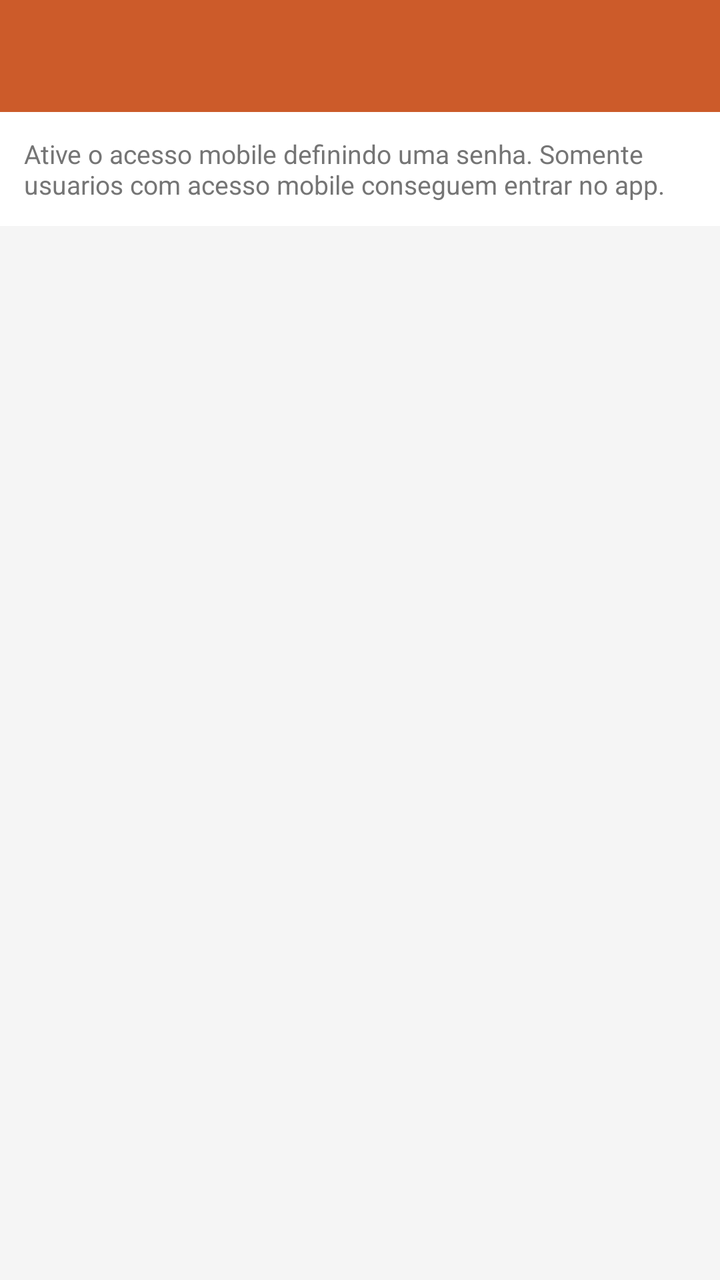
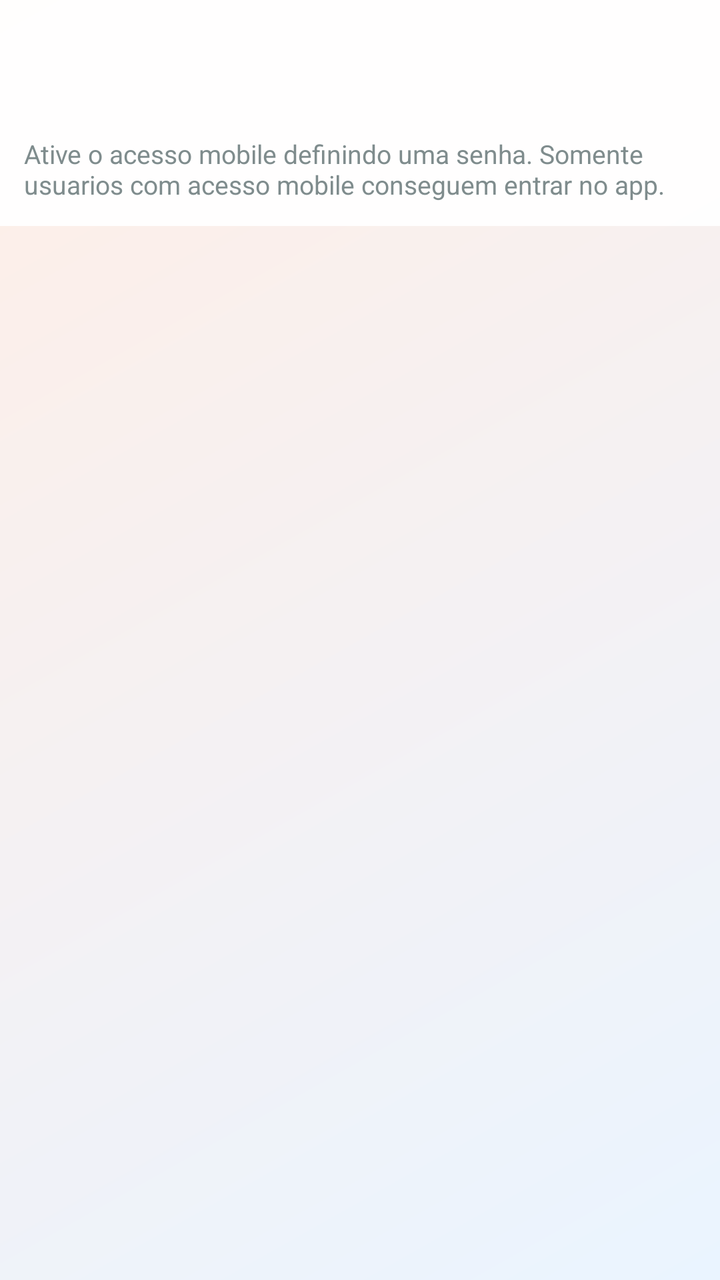

Compare the two renders of this Android layout. The source of the first and the diff that turns it into the second are given below.
<!-- AndroidManifest.xml: application theme Theme.Inventario.NoBar -->
<!-- res/layout/activity_usuarios.xml -->
<?xml version="1.0" encoding="utf-8"?>
<LinearLayout xmlns:android="http://schemas.android.com/apk/res/android"
    xmlns:app="http://schemas.android.com/apk/res-auto"
    android:layout_width="match_parent"
    android:layout_height="match_parent"
    android:orientation="vertical"
    android:background="@color/screenBackground"
    android:fitsSystemWindows="true">

    <androidx.appcompat.widget.Toolbar
        android:id="@+id/toolbar"
        android:layout_width="match_parent"
        android:layout_height="wrap_content"
        android:minHeight="?attr/actionBarSize"
        android:background="?attr/colorPrimary"
        android:theme="@style/ThemeOverlay.AppCompat.Dark.ActionBar"
        app:popupTheme="@style/ThemeOverlay.AppCompat.Light" />

    <ProgressBar
        android:id="@+id/progressBar"
        android:layout_width="match_parent"
        android:layout_height="4dp"
        style="?android:attr/progressBarStyleHorizontal"
        android:indeterminate="true"
        android:visibility="gone" />

    <TextView
        android:id="@+id/tvInfo"
        android:layout_width="match_parent"
        android:layout_height="wrap_content"
        android:padding="12dp"
        android:text="Ative o acesso mobile definindo uma senha. Somente usuarios com acesso mobile conseguem entrar no app."
        android:textColor="@color/textSecondary"
        android:textSize="13sp"
        android:background="@color/cardBackground" />

    <androidx.recyclerview.widget.RecyclerView
        android:id="@+id/recycler"
        android:layout_width="match_parent"
        android:layout_height="0dp"
        android:layout_weight="1"
        android:paddingVertical="4dp"
        android:clipToPadding="false" />

</LinearLayout>
<!-- resources referenced by this layout -->
<resources>
  <color name="cardBackground">#FFFFFF</color>
  <color name="screenBackground">#F5F5F5</color>
  <color name="textSecondary">#757575</color>
  <style name="Theme.Inventario.NoBar" parent="Theme.MaterialComponents.DayNight.NoActionBar">
          <item name="colorPrimary">@color/colorPrimary</item>
          <item name="colorPrimaryVariant">@color/colorPrimaryDark</item>
          <item name="colorOnPrimary">#FFFFFF</item>
          <item name="colorSecondary">@color/colorAccent</item>
          <item name="colorOnSecondary">#FFFFFF</item>
          <item name="android:windowBackground">@color/screenBackground</item>
          <item name="android:statusBarColor">@color/colorPrimaryDark</item>
      </style>
  <color name="colorPrimary">#CC5B2A</color>
  <color name="colorPrimaryDark">#A04520</color>
  <color name="colorAccent">#E07040</color>
</resources>

<!-- the commit's change to res/layout/activity_usuarios.xml (unified diff, before → after) -->
@@ -4,7 +4,7 @@
     android:layout_width="match_parent"
     android:layout_height="match_parent"
     android:orientation="vertical"
-    android:background="@color/screenBackground"
+    android:background="@drawable/bg_gradient"
     android:fitsSystemWindows="true">
 
     <androidx.appcompat.widget.Toolbar
@@ -12,8 +12,9 @@
         android:layout_width="match_parent"
         android:layout_height="wrap_content"
         android:minHeight="?attr/actionBarSize"
-        android:background="?attr/colorPrimary"
-        android:theme="@style/ThemeOverlay.AppCompat.Dark.ActionBar"
+        android:background="@color/glassToolbarFill"
+        android:elevation="0dp"
+        android:theme="@style/Theme.Inventario.ToolbarOverlay"
         app:popupTheme="@style/ThemeOverlay.AppCompat.Light" />
 
     <ProgressBar
@@ -32,14 +33,14 @@
         android:text="Ative o acesso mobile definindo uma senha. Somente usuarios com acesso mobile conseguem entrar no app."
         android:textColor="@color/textSecondary"
         android:textSize="13sp"
-        android:background="@color/cardBackground" />
+        android:background="@color/glassToolbarFill" />
 
     <androidx.recyclerview.widget.RecyclerView
         android:id="@+id/recycler"
         android:layout_width="match_parent"
         android:layout_height="0dp"
         android:layout_weight="1"
-        android:paddingVertical="4dp"
+        android:paddingVertical="8dp"
         android:clipToPadding="false" />
 
 </LinearLayout>
<!-- resource entries referenced after the edit -->
@@ -1,8 +1,18 @@
 <!-- resources referenced by this layout -->
 <resources>
-  <color name="cardBackground">#FFFFFF</color>
-  <color name="screenBackground">#F5F5F5</color>
-  <color name="textSecondary">#757575</color>
+  <color name="glassToolbarFill">#F0FFFFFF</color>
+  <color name="screenBackground">#E8ECEF</color>
+  <color name="textSecondary">#7F8C8D</color>
+  <!-- drawable bg_gradient (drawable) -->
+  <?xml version="1.0" encoding="utf-8"?>
+  <shape xmlns:android="http://schemas.android.com/apk/res/android">
+      <gradient
+          android:startColor="@color/gradientStart"
+          android:endColor="@color/gradientEnd"
+          android:angle="315"
+          android:type="linear" />
+  </shape>
+  <style name="Theme.Inventario.ToolbarOverlay" parent="ThemeOverlay.AppCompat.Light" />
   <style name="Theme.Inventario.NoBar" parent="Theme.MaterialComponents.DayNight.NoActionBar">
           <item name="colorPrimary">@color/colorPrimary</item>
           <item name="colorPrimaryVariant">@color/colorPrimaryDark</item>
@@ -10,10 +20,12 @@
           <item name="colorSecondary">@color/colorAccent</item>
           <item name="colorOnSecondary">#FFFFFF</item>
           <item name="android:windowBackground">@color/screenBackground</item>
-          <item name="android:statusBarColor">@color/colorPrimaryDark</item>
+          <item name="android:statusBarColor">@color/gradientStart</item>
       </style>
+  <color name="gradientStart">#FFEEE6</color>
+  <color name="gradientEnd">#EAF4FF</color>
   <color name="colorPrimary">#CC5B2A</color>
   <color name="colorPrimaryDark">#A04520</color>
-  <color name="colorAccent">#E07040</color>
+  <color name="colorAccent">#FF5C23</color>
 </resources>
 
